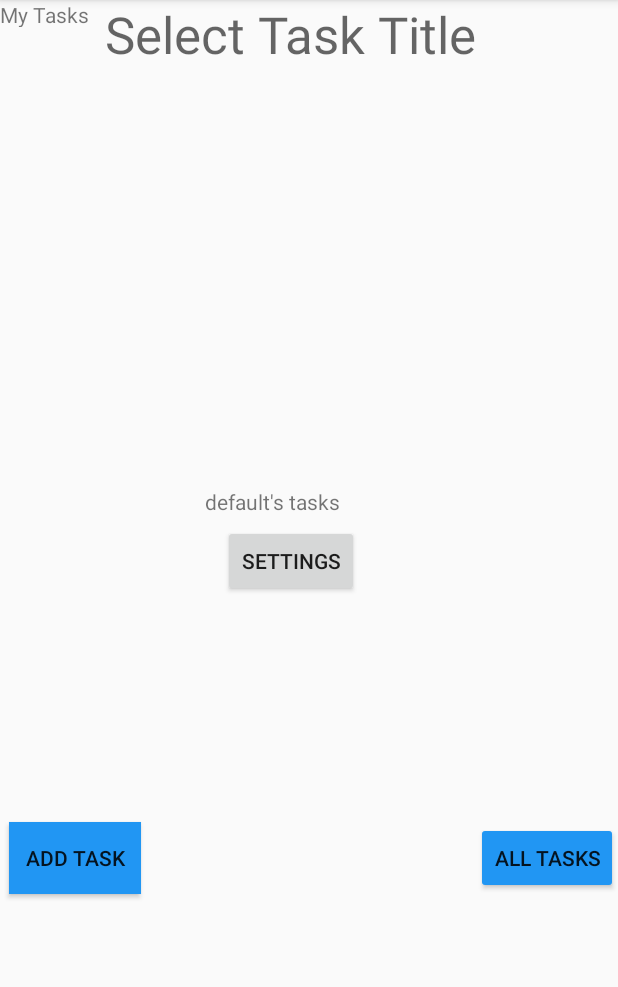
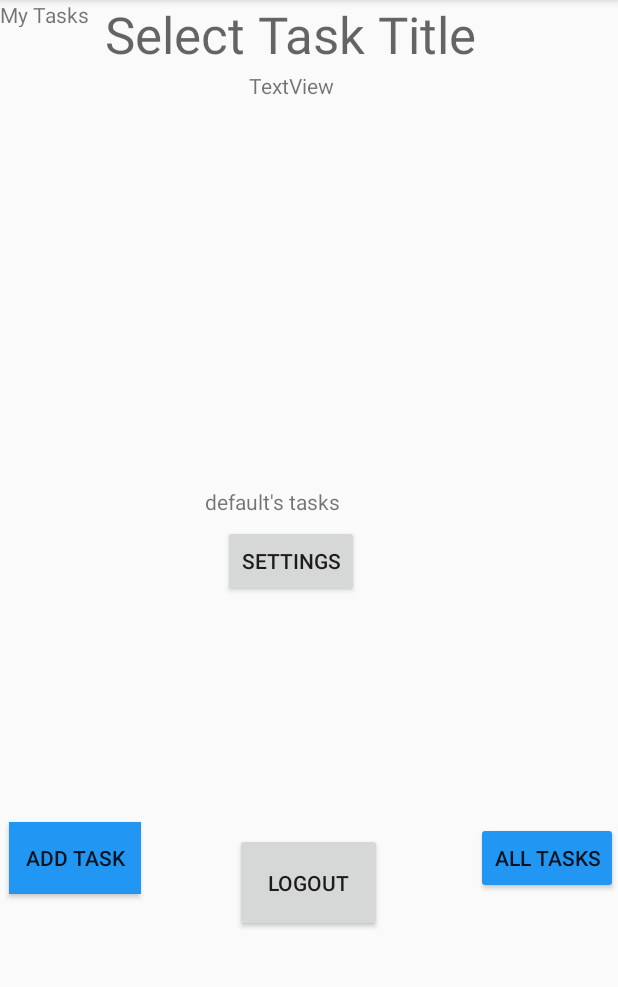
Before and after one commit to silasoyewale10/taskmaster, an Android app: the screen it shows after launch (MainActivity), on a phone screen of 412 x 824 dp, the part 84-1071 px from its top. Run offline under Robolectric (Android 15) with nearby library versions, the phone set to English and light mode, and no system bars; our stand-ins replace Room's generated code; libraries missing offline, so code that uses them is left out: com.amazonaws.amplify, com.amazonaws.mobile, com.amazonaws.mobileconnectors, com.amazonaws.services, com.apollographql.apollo; 5 statements that could not run were skipped.

Commit message:
done. logout working, no duplicates, username is displaying

```diff
--- a/app/src/main/java/com/example/taskmaster/MainActivity.java
+++ b/app/src/main/java/com/example/taskmaster/MainActivity.java
@@ -5,6 +5,7 @@ import androidx.constraintlayout.widget.ConstraintLayout;
 import androidx.recyclerview.widget.LinearLayoutManager;
 import androidx.recyclerview.widget.RecyclerView;
 
+import android.annotation.SuppressLint;
 import android.content.Context;
 import android.content.Intent;
 import android.content.SharedPreferences;
@@ -23,6 +24,7 @@ import android.widget.TextView;
 import com.amazonaws.amplify.generated.graphql.ListTaskssQuery;
 import com.amazonaws.mobile.client.AWSMobileClient;
 import com.amazonaws.mobile.client.Callback;
+import com.amazonaws.mobile.client.SignOutOptions;
 import com.amazonaws.mobile.client.UserState;
 import com.amazonaws.mobile.client.UserStateDetails;
 import com.amazonaws.mobile.config.AWSConfiguration;
@@ -71,11 +73,6 @@ public class MainActivity extends AppCompatActivity {
 
         context = this.getApplicationContext();
 
-//        RecyclerView recyclerView = findViewById(R.id.fragment);
-//        recyclerView.setLayoutManager(new LinearLayoutManager(context));
-//        recyclerView.setAdapter(new MyTaskRecyclerViewAdapter(listOfTasks, null));
-
-
         final Button goToAddTaskPage = findViewById(R.id.button3); //go to add taks page
         goToAddTaskPage.setOnClickListener(new View.OnClickListener() {
             @Override
@@ -94,7 +91,6 @@ public class MainActivity extends AppCompatActivity {
             }
         });
 
-
         Button goToSettingsPage = findViewById(R.id.button2);
         goToSettingsPage.setOnClickListener(new View.OnClickListener() {
             @Override
@@ -103,15 +99,12 @@ public class MainActivity extends AppCompatActivity {
                 MainActivity.this.startActivity((goToSettingsPage));
             }
         });
-
-
-
         getApplicationContext().startService(new Intent(getApplicationContext(), TransferService.class));
 
         AWSMobileClient.getInstance().initialize(getApplicationContext(), new Callback<UserStateDetails>() {
 
                     @Override
-                    public void onResult(UserStateDetails userStateDetails) {
+                    public void onResult(final UserStateDetails userStateDetails) {
                         Log.i("INIT", "onResult: " + userStateDetails.getUserState());
                         if(userStateDetails.getUserState().equals(UserState.SIGNED_OUT)){
                             AWSMobileClient.getInstance().showSignIn(MainActivity.this, new Callback<UserStateDetails>() {
@@ -122,7 +115,6 @@ public class MainActivity extends AppCompatActivity {
                                         uploadWithTransferUtility();
 
                                     }
-
                                 }
 
                                 @Override
@@ -130,20 +122,44 @@ public class MainActivity extends AppCompatActivity {
                                     Log.e(callTheTag, "onError: ", e);
                                 }
                             });
-//AWSMobileClient.getInstance().signOut();
+
                         }
-
                     }
-
                     @Override
                     public void onError(Exception e) {
                         Log.e("INIT", "Initialization error.", e);
                     }
                 }
         );
+        Button logout = findViewById(R.id.logout);
+        logout.setOnClickListener(new View.OnClickListener() {
+            @Override
+            public void onClick(View v) {
 
+                AWSMobileClient.getInstance().signOut();
+                AWSMobileClient.getInstance().showSignIn(MainActivity.this, new Callback<UserStateDetails>() {
+                    @Override
+                    public void onResult(UserStateDetails result) {
+                        Log.d(callTheTag, "onResult: " + result.getUserState());
+                        if(result.getUserState().equals(UserState.SIGNED_IN)){
+                            uploadWithTransferUtility();
 
+                        }
+                        @SuppressLint("WrongViewCast") EditText username2 = findViewById(R.id.username);
+                        String username = username2.getText().toString();
+                    }
 
+                    @Override
+                    public void onError(Exception e) {
+                        Log.e(callTheTag, "onError: ", e);
+                    }
+                });
+
+            }
+        });
+
+        TextView username2 = findViewById(R.id.username);
+        username2.setText(AWSMobileClient.getInstance().getUsername());
     }
 
     @Override
@@ -159,9 +175,6 @@ public class MainActivity extends AppCompatActivity {
         tt.setVisibility(View.VISIBLE);
 
         }
-
-
-
     public void getTasks(){
         awsAppSyncClient.query(ListTaskssQuery.builder().build())
                 .responseFetcher(AppSyncResponseFetchers.CACHE_AND_NETWORK)
@@ -177,8 +190,6 @@ public class MainActivity extends AppCompatActivity {
                 Tasks a = new Tasks(item.title(), item.body(), item.state());
                 Log.i("quang", item.title());
                 listOfTasks.add(a);
-
-                // 1:49:34 of video
             };
 
             Handler handlerMainThread = new Handler(Looper.getMainLooper()) {
@@ -195,9 +206,6 @@ public class MainActivity extends AppCompatActivity {
             Log.e(callTheTag, e.toString());
         }
     };
-
-
-
     public void uploadWithTransferUtility() {
 
         TransferUtility transferUtility =
@@ -247,9 +255,6 @@ public class MainActivity extends AppCompatActivity {
             }
 
         });
-
-        // If you prefer to poll for the data, instead of attaching a
-        // listener, check for the state and progress in the observer.
         if (TransferState.COMPLETED == uploadObserver.getState()) {
             // Handle a completed upload.
         }
--- a/app/src/main/res/layout/activity_main.xml
+++ b/app/src/main/res/layout/activity_main.xml
@@ -86,6 +86,26 @@
             app:layout_constraintEnd_toEndOf="parent"
             app:layout_constraintStart_toStartOf="parent" />
 
+        <TextView
+            android:id="@+id/username"
+            android:layout_width="wrap_content"
+            android:layout_height="wrap_content"
+            android:layout_marginTop="2dp"
+            android:text="TextView"
+            app:layout_constraintEnd_toEndOf="parent"
+            app:layout_constraintStart_toStartOf="parent"
+            app:layout_constraintTop_toBottomOf="@+id/textView3" />
+
     </androidx.constraintlayout.widget.ConstraintLayout>
 
+    <Button
+        android:id="@+id/logout"
+        android:layout_width="98dp"
+        android:layout_height="66dp"
+        android:text="LOGOUT"
+        app:layout_constraintBottom_toBottomOf="parent"
+        app:layout_constraintEnd_toStartOf="@+id/button4"
+        app:layout_constraintStart_toEndOf="@+id/button3"
+        app:layout_constraintTop_toBottomOf="@+id/constraintLayout2" />
+
 </androidx.constraintlayout.widget.ConstraintLayout>
```
Also changed, not shown: app/src/main/java/com/example/taskmaster/Task.java (+2 -33 lines).
